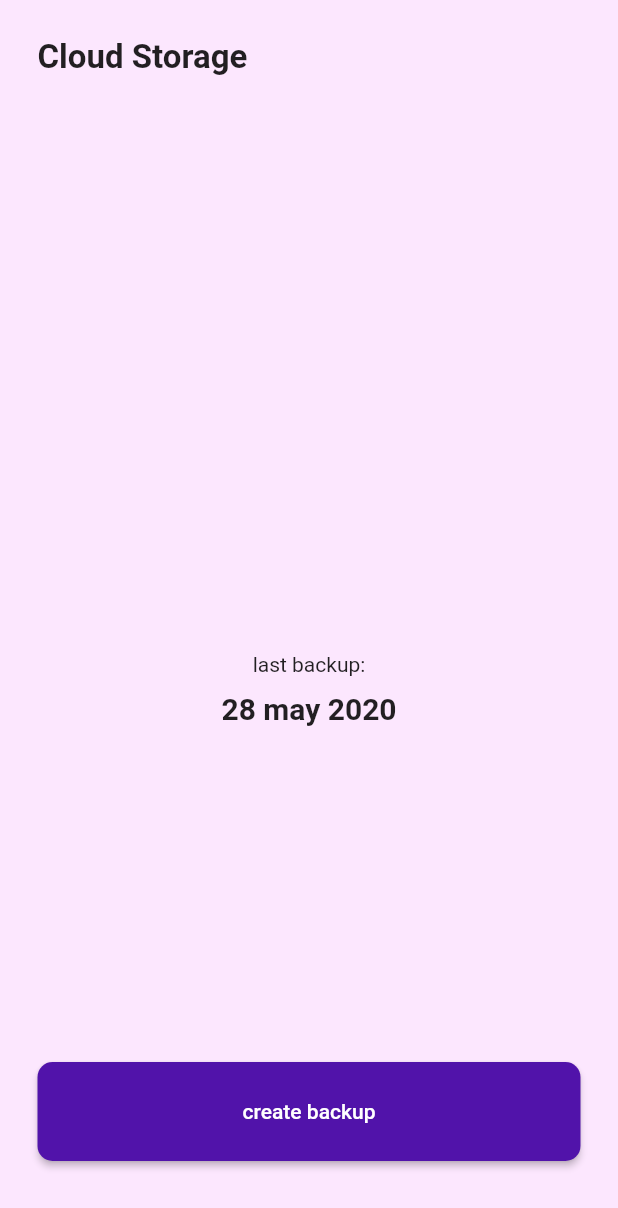
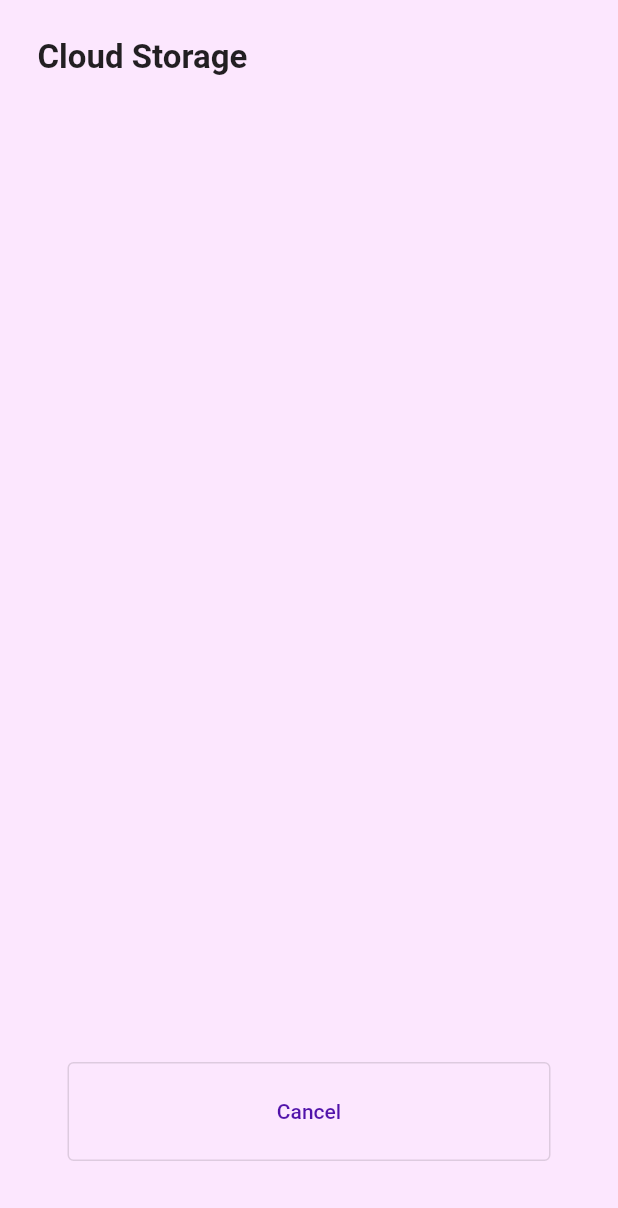
Before and after one commit to kleysonklaus/flutter_loading_bubbles_animation, a Flutter app: the screen it shows after launch, after a tap on "create backup", on a phone screen of 412 x 824 dp. Shown: the top 1208 px of the screen. Run offline on Flutter 3.47's test engine with Material 2 defaults, Android fonts, the phone set to English and light mode, and no system bars.

Commit message:
feat(animation): when loading start, hide letter with opacity

```diff
--- a/lib/loading/data_backup_initial_page.dart
+++ b/lib/loading/data_backup_initial_page.dart
@@ -1,6 +1,8 @@
 import 'package:flutter/material.dart';
 
 import 'loading.dart';
+
+const _duration = Duration(milliseconds: 500);
 
 enum DataBackupState { initial, start, end }
 
@@ -21,7 +23,7 @@ class _DataBackupInitialPageState extends State<DataBackupInitialPage> {
       child: Column(
         crossAxisAlignment: CrossAxisAlignment.stretch,
         children: [
-          Expanded(
+          const Expanded(
             flex: 3,
             child: Text(
               "Cloud Storage",
@@ -33,8 +35,23 @@ class _DataBackupInitialPageState extends State<DataBackupInitialPage> {
           ),
           Expanded(
             flex: 2,
+            child: TweenAnimationBuilder(
+              tween: Tween(
+                  begin: 1.0,
+                  end: _currentState != DataBackupState.initial ? 0.0 : 1.0),
+              duration: _duration,
+              builder: (_, value, child) {
+                final val = value as double;
+                return Opacity(
+                  opacity: val,
+                  child: Transform.translate(
+                    offset: Offset(0.0, -50 * val),
+                    child: child,
+                  ),
+                );
+              },
               child: Column(
-              children: [
+                children: const [
                   Text(
                     "last backup:",
                     style: TextStyle(),
@@ -50,10 +67,22 @@ class _DataBackupInitialPageState extends State<DataBackupInitialPage> {
                 ],
               ),
             ),
-          ElevatedButton(
-            onPressed: () {},
-            child: Padding(
-              padding: const EdgeInsets.all(25.0),
+          ),
+          Padding(
+            padding: const EdgeInsets.symmetric(horizontal: 20),
+            child: AnimatedSwitcher(
+              duration: _duration,
+              child: _currentState == DataBackupState.initial
+                  ? SizedBox(
+                      width: double.infinity,
+                      child: ElevatedButton(
+                        onPressed: () {
+                          setState(() {
+                            _currentState = DataBackupState.start;
+                          });
+                        },
+                        child: const Padding(
+                          padding: EdgeInsets.all(25.0),
                           child: Text("create backup"),
                         ),
                         style: ElevatedButton.styleFrom(
@@ -62,7 +91,29 @@ class _DataBackupInitialPageState extends State<DataBackupInitialPage> {
                               borderRadius: BorderRadius.circular(10),
                             )),
                       ),
-          SizedBox(height: 25),
+                    )
+                  : SizedBox(
+                      width: double.infinity,
+                      child: OutlinedButton(
+                        onPressed: () {
+                          setState(() {
+                            _currentState = DataBackupState.initial;
+                          });
+                        },
+                        child: const Padding(
+                          padding: EdgeInsets.all(25.0),
+                          child: Text(
+                            "Cancel",
+                            style: TextStyle(
+                              color: mainDataBackupColor,
+                            ),
+                          ),
+                        ),
+                      ),
+                    ),
+            ),
+          ),
+          const SizedBox(height: 25),
         ],
       ),
     );
```
Lines whose indentation alone changed are shown as unchanged.
